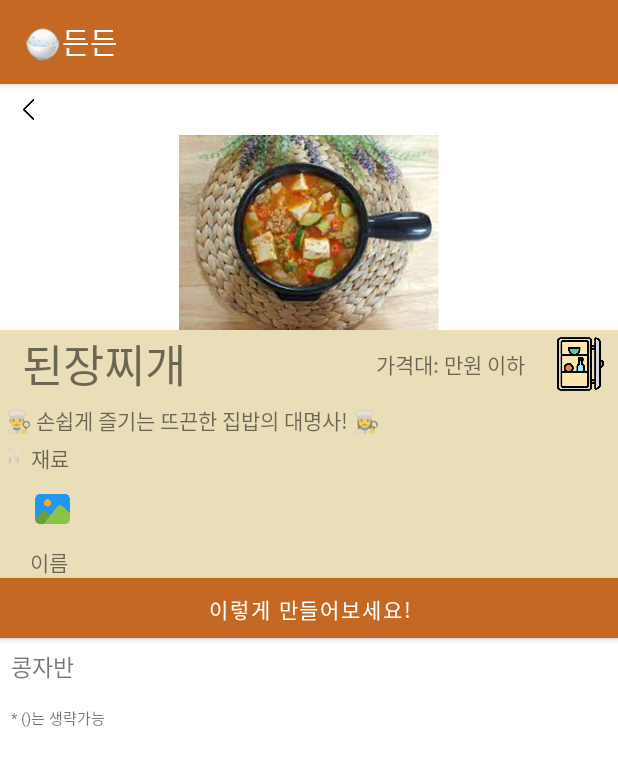
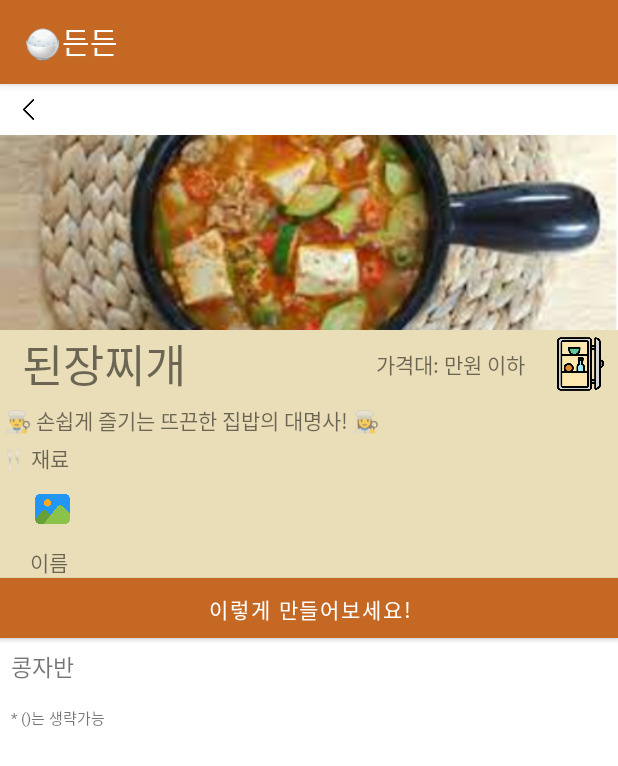
Before and after one commit to yeezze/JavaOnTheTop, an Android app: the SubActivity_menu screen opened directly, with no data from a screen before it, on a phone screen of 412 x 824 dp. Shown: the top 766 px of the screen. Run offline under Robolectric (Android 15) with nearby library versions, the phone set to English and light mode, and no system bars.

Commit message:
11/29 스케일타입 적용

```diff
--- a/app/src/main/res/layout/activity_main.xml
+++ b/app/src/main/res/layout/activity_main.xml
@@ -52,10 +52,6 @@
             android:scaleType="fitCenter"
             android:src="@drawable/logout" />
     </LinearLayout>
-
-
-
-
 
     <androidx.core.widget.NestedScrollView
         android:layout_width="match_parent"
--- a/app/src/main/res/layout/activity_sub_menu.xml
+++ b/app/src/main/res/layout/activity_sub_menu.xml
@@ -26,7 +26,9 @@
         android:id="@+id/subImg"
         android:layout_width="match_parent"
         android:layout_height="130dp"
-        app:srcCompat="@drawable/sample1" />
+        app:srcCompat="@drawable/sample1"
+        android:scaleType="centerCrop"
+        />
 
     <LinearLayout
         android:layout_width="match_parent"
```
